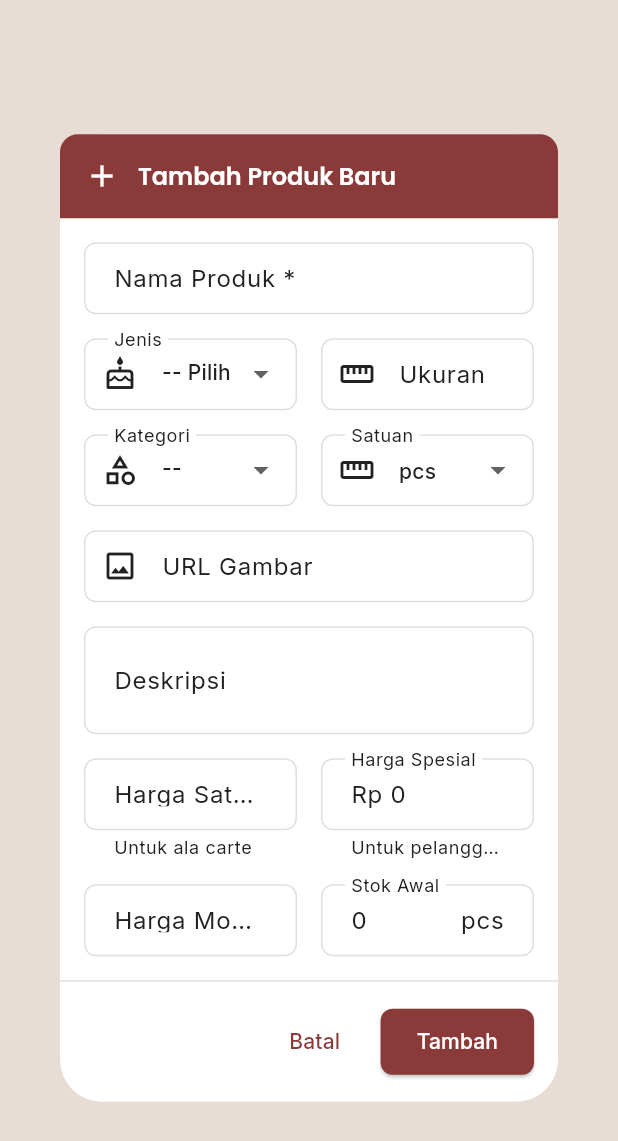
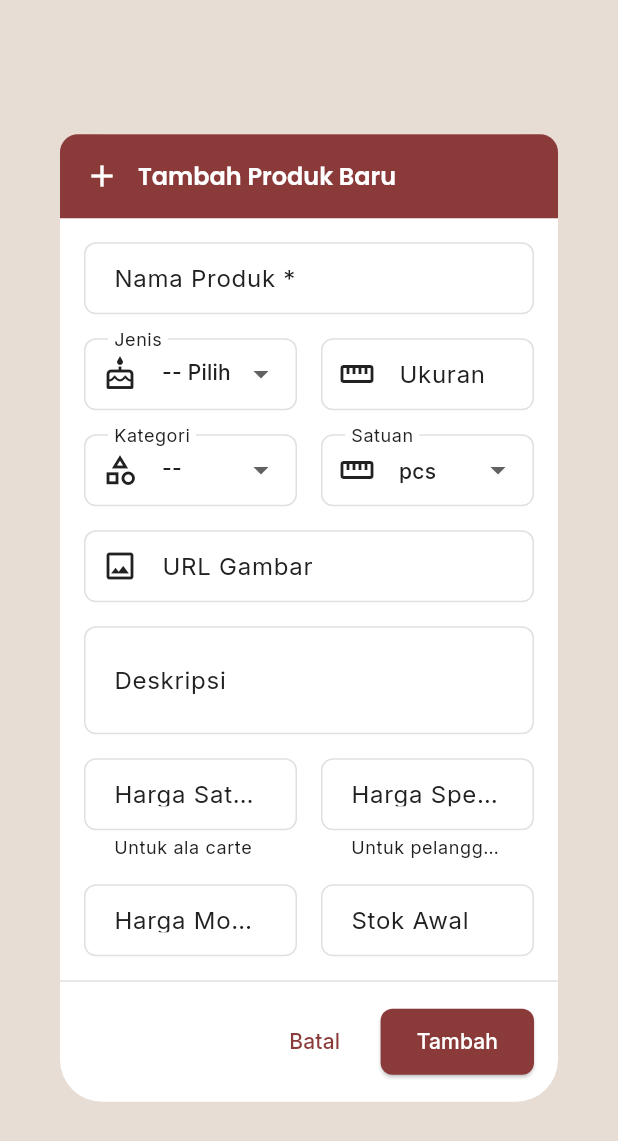
Before and after one commit to rioharyanto-hash/LF_KITCHEN, a Flutter app: the ProductFormDialog widget shown alone on an empty page, opened directly, on a phone screen of 412 x 824 dp. Shown: the top 1141 px of the screen. Run offline on Flutter 3.47's test engine with Material 3 defaults, Android fonts, the phone set to English and light mode, and no system bars; our stand-ins replace csv, flutter_riverpod, go_router, google_fonts, pdf, printing and 1 more; accounts and stored records are empty.

Commit message:
fix: LateInitializationError in product form dialog

```diff
--- a/lib/features/products/presentation/dialogs/product_form_dialog.dart
+++ b/lib/features/products/presentation/dialogs/product_form_dialog.dart
@@ -20,14 +20,14 @@ class ProductFormDialog extends ConsumerStatefulWidget {
 class _ProductFormDialogState extends ConsumerState<ProductFormDialog> {
   final _formKey = GlobalKey<FormState>();
 
-  late TextEditingController _nameController;
-  late TextEditingController _sizeController;
-  late TextEditingController _descriptionController;
-  late TextEditingController _priceController;
-  late TextEditingController _specialPriceController;
-  late TextEditingController _costController;
-  late TextEditingController _stockController;
-  late TextEditingController _imageUrlController;
+  final _nameController = TextEditingController();
+  final _sizeController = TextEditingController();
+  final _descriptionController = TextEditingController();
+  final _priceController = TextEditingController();
+  final _specialPriceController = TextEditingController();
+  final _costController = TextEditingController();
+  final _stockController = TextEditingController();
+  final _imageUrlController = TextEditingController();
 
   String? _selectedCategory;
   String? _selectedProductType;
@@ -71,29 +71,24 @@ class _ProductFormDialogState extends ConsumerState<ProductFormDialog> {
   @override
   void initState() {
     super.initState();
-    _nameController = TextEditingController(text: widget.product?.name ?? '');
-    _sizeController = TextEditingController(text: widget.product?.size ?? '');
-    _descriptionController = TextEditingController(
-      text: widget.product?.description ?? '',
-    );
-    _priceController = TextEditingController(
-      text: widget.product?.unitPrice.toStringAsFixed(0) ?? '',
-    );
-    _specialPriceController = TextEditingController(
-      text: widget.product?.specialPrice.toStringAsFixed(0) ?? '0',
-    );
-    _costController = TextEditingController(
-      text: widget.product?.costPrice?.toStringAsFixed(0) ?? '',
-    );
-    _stockController = TextEditingController(
-      text: widget.product?.stockQty.toString() ?? '0',
-    );
-    _imageUrlController = TextEditingController(
-      text: widget.product?.imageUrl ?? '',
-    );
-    _selectedCategory = widget.product?.category;
-    _selectedProductType = widget.product?.productType;
-    _selectedUnit = widget.product?.unit ?? 'pcs';
+    // Set initial values from product if editing
+    if (widget.product != null) {
+      _nameController.text = widget.product!.name;
+      _sizeController.text = widget.product!.size ?? '';
+      _descriptionController.text = widget.product!.description ?? '';
+      _priceController.text = widget.product!.unitPrice.toStringAsFixed(0);
+      _specialPriceController.text = widget.product!.specialPrice
+          .toStringAsFixed(0);
+      _costController.text =
+          widget.product!.costPrice?.toStringAsFixed(0) ?? '';
+      _stockController.text = widget.product!.stockQty.toString();
+      _imageUrlController.text = widget.product!.imageUrl ?? '';
+      _selectedCategory = widget.product!.category;
+      _selectedProductType = widget.product!.productType;
+      _selectedUnit = widget.product!.unit ?? 'pcs';
+    } else {
+      _selectedUnit = 'pcs';
+    }
 
     // Load categories
     Future.microtask(() {
```
